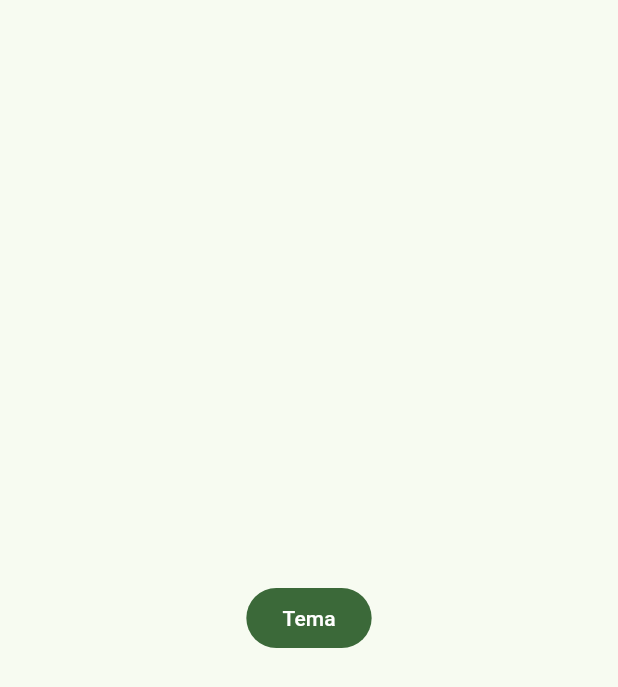
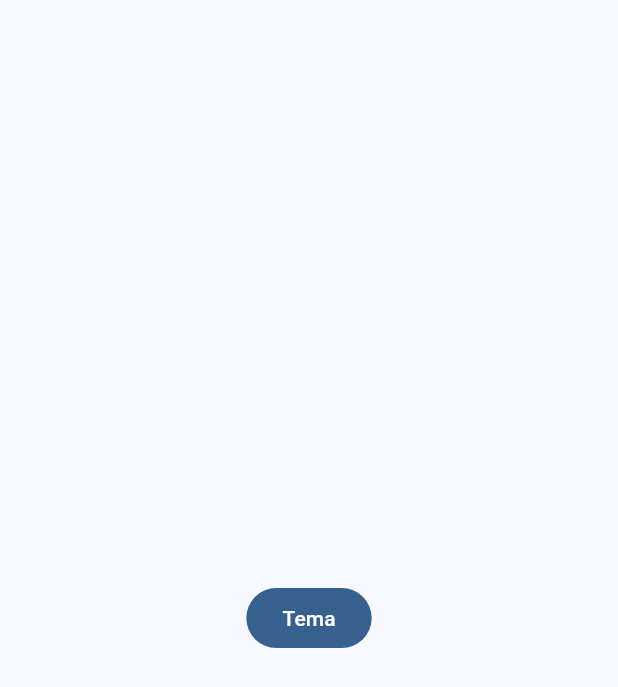
Before and after one commit to JuanCarlosTZ/widgets_app, a Flutter app: the screen it shows after launch, on a phone screen of 412 x 824 dp. Shown: the top 687 px of the screen. Run offline on Flutter 3.47's test engine with Material 3 defaults, Android fonts, the phone set to English and light mode, and no system bars.

```diff
--- a/lib/config/theme/app_theme.dart
+++ b/lib/config/theme/app_theme.dart
@@ -5,7 +5,7 @@ class AppTheme {
 
   AppTheme({required this.selectedColor})
       : assert(selectedColor >= 0 && selectedColor < colorList.length,
-            'Color must be between 0 and ${colorList.length - 0}');
+            'Color must be between 0 and ${colorList.length - 1}');
 
   ThemeData getTheme() => ThemeData(
         colorSchemeSeed: colorList[selectedColor],
--- a/lib/main.dart
+++ b/lib/main.dart
@@ -12,7 +12,7 @@ class MainApp extends StatelessWidget {
   Widget build(BuildContext context) {
     return MaterialApp(
       debugShowCheckedModeBanner: false,
-      theme: AppTheme(selectedColor: 0).getTheme(),
+      theme: AppTheme(selectedColor: 4).getTheme(),
       home: Scaffold(
         body: Center(
           child: FilledButton(onPressed: () {}, child: const Text('Tema')),
```
